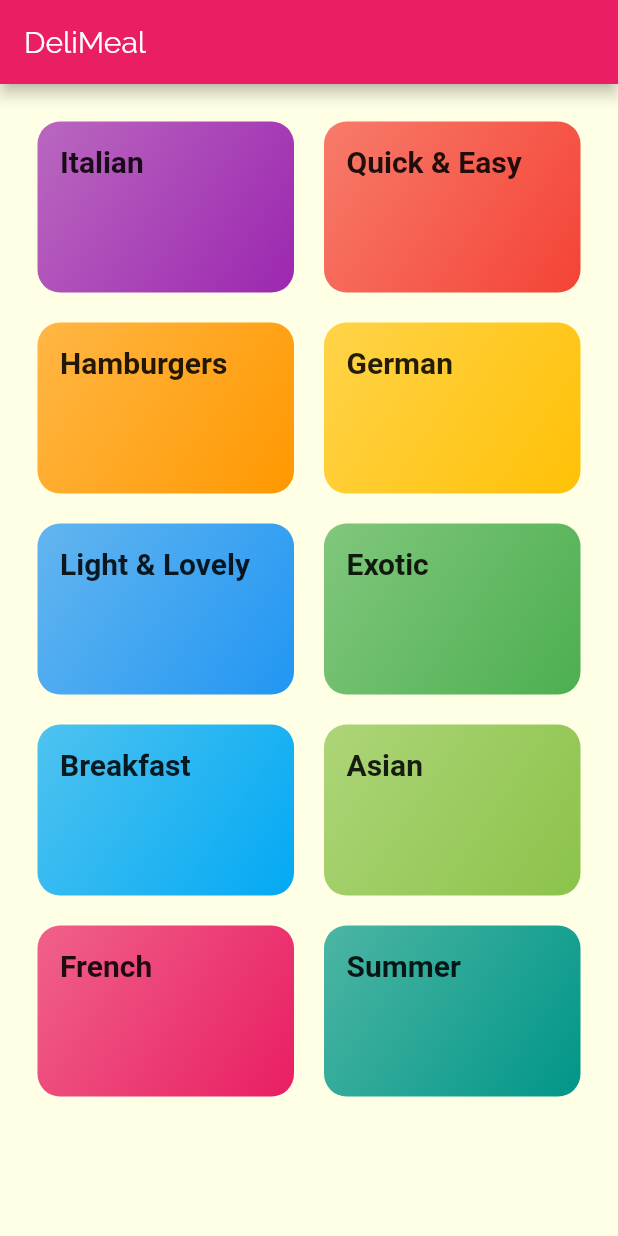
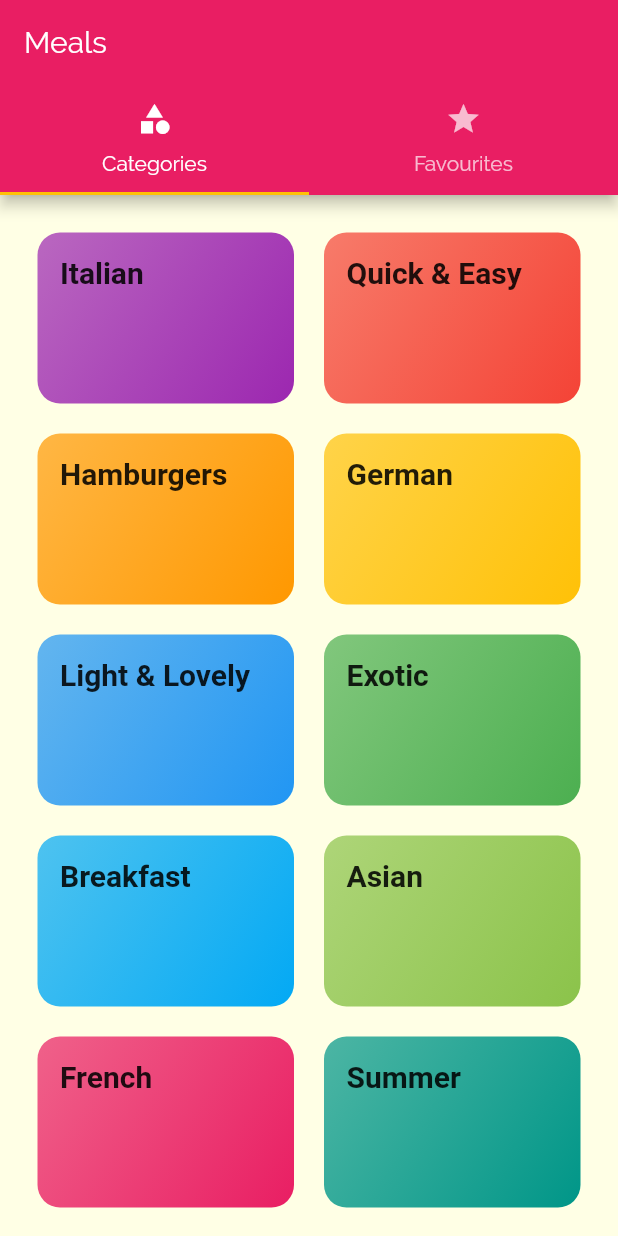
Before and after one commit to wes-gourh/FlutterMeals, a Flutter app: the screen it shows after launch, on a phone screen of 412 x 824 dp. Run offline on Flutter 3.47's test engine with Material 2 defaults, Android fonts, the phone set to English and light mode, and no system bars; Roboto replaces fonts that are missing (RobotCondensed).

Commit message:
Added Tab Screen and Favourites Screen

```diff
--- a/lib/main.dart
+++ b/lib/main.dart
@@ -3,6 +3,7 @@ import 'package:flutter/material.dart';
 import './screens/meal_detail_screen.dart';
 import './screens/category_meals_screen.dart';
 import './screens/categories_screen.dart';
+import './screens/tab_screen.dart';
 
 void main() => runApp(MyApp());
 
@@ -30,11 +31,15 @@ class MyApp extends StatelessWidget {
               ),
             ),
       ),
-      home: CategoriesScreen(),
+      home: TabScreen(),
       routes: {
         CategoryMealsScreen.routeName: (ctx) => CategoryMealsScreen(),
         MealDetailScreen.routeName: (ctx) => MealDetailScreen(),
       },
+      // onGenerateRoute: ,
+      onUnknownRoute: (settings) {
+        return MaterialPageRoute(builder: (ctx) => CategoriesScreen());
+      },
     );
   }
 }
--- a/lib/screens/categories_screen.dart
+++ b/lib/screens/categories_screen.dart
@@ -6,11 +6,7 @@ import '../widgets/category_item.dart';
 class CategoriesScreen extends StatelessWidget {
   @override
   Widget build(BuildContext context) {
-    return Scaffold(
-      appBar: AppBar(
-        title: const Text('DeliMeal'),
-      ),
-      body: GridView(
+    return GridView(
       padding: const EdgeInsets.all(25),
       children: DUMMY_CATEGORIES
           .map(
@@ -27,7 +23,6 @@ class CategoriesScreen extends StatelessWidget {
         crossAxisSpacing: 20,
         mainAxisSpacing: 20,
       ),
-      ),
     );
   }
 }
--- /dev/null
+++ b/lib/screens/tab_screen.dart
@@ -0,0 +1,39 @@
+import 'package:flutter/material.dart';
+
+import 'favourites_screen.dart';
+import './categories_screen.dart';
+
+class TabScreen extends StatefulWidget {
+  @override
+  _TabScreenState createState() => _TabScreenState();
+}
+
+class _TabScreenState extends State<TabScreen> {
+  @override
+  Widget build(BuildContext context) {
+    return DefaultTabController(
+      length: 2,
+      child: Scaffold(
+        appBar: AppBar(
+          title: Text('Meals'),
+          bottom: TabBar(
+            tabs: [
+              Tab(
+                icon: Icon(Icons.category),
+                text: 'Categories',
+              ),
+              Tab(
+                icon: Icon(Icons.star),
+                text: 'Favourites',
+              ),
+            ],
+          ),
+        ),
+        body: TabBarView(children: [
+          CategoriesScreen(),
+          FavouritesScreen(),
+        ]),
+      ),
+    );
+  }
+}
```
Also changed, not shown: lib/screens/favourites_screen.dart (added, +10 -0 lines), lib/screens/meal_detail_screen.dart (+78 -7 lines), lib/widgets/meal_item.dart (+5 -2 lines). Lines whose indentation alone changed are shown as unchanged.
